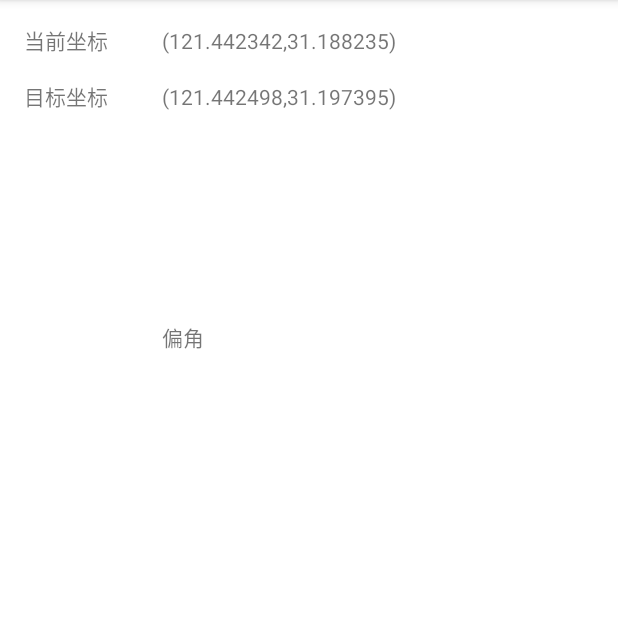
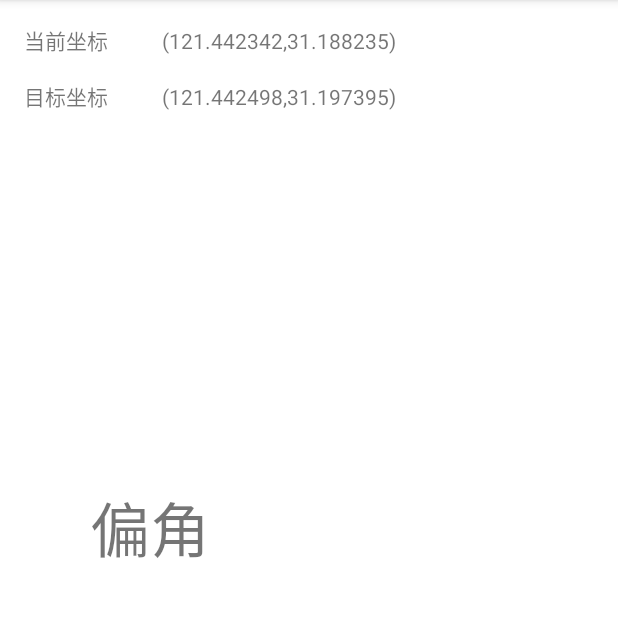
Before and after one commit to IngTian/HackthoonTechX, an Android app: the screen it shows after launch (MainActivity), on a phone screen of 412 x 824 dp, the part 84-701 px from its top. Run offline under Robolectric (Android 15) with nearby library versions, the phone set to English and light mode, and no system bars.

Commit message:
Fixed deflection angle calculation process.

```diff
--- a/CalculateDeflection/app/src/main/java/com/example/calculatedeflectiondemo/MainActivity.java
+++ b/CalculateDeflection/app/src/main/java/com/example/calculatedeflectiondemo/MainActivity.java
@@ -44,8 +44,9 @@ public class MainActivity extends AppCompatActivity {
 
                     double deflectionFromTrueSouth = 360.0 - destToCurAngle;
                     double deflection = 180.0 - getAngle();
+                    String h = (deflection - deflectionFromTrueSouth) < 0 ? " 向右 " : " 向左 ";
 
-                    String t = "Deflection: " + (deflection - deflectionFromTrueSouth);
+                    String t = "偏转角: " + h + String.format("%.0f", (deflection - deflectionFromTrueSouth));
 
                     deflectionAngle.setText(t.toCharArray(), 0, t.length());
 
--- a/CalculateDeflection/app/src/main/res/layout/activity_main.xml
+++ b/CalculateDeflection/app/src/main/res/layout/activity_main.xml
@@ -50,12 +50,13 @@
 
     <TextView
         android:id="@+id/deflectionAngle"
-        android:layout_width="232dp"
-        android:layout_height="29dp"
-        android:layout_marginStart="108dp"
-        android:layout_marginLeft="108dp"
-        android:layout_marginTop="140dp"
+        android:layout_width="288dp"
+        android:layout_height="219dp"
+        android:layout_marginStart="60dp"
+        android:layout_marginLeft="60dp"
+        android:layout_marginTop="248dp"
         android:text="@string/deflection_angle"
+        android:textSize="40sp"
         app:layout_constraintStart_toStartOf="parent"
         app:layout_constraintTop_toBottomOf="@+id/destinationCoordinate" />
 
```
